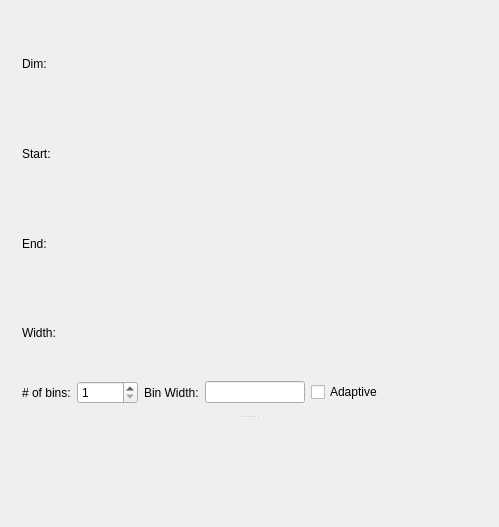
Old version of the form Code/Mantid/MantidQt/SliceViewer/inc/MantidQtSliceViewer/LineViewer.ui in the repository mantidproject/mantid.
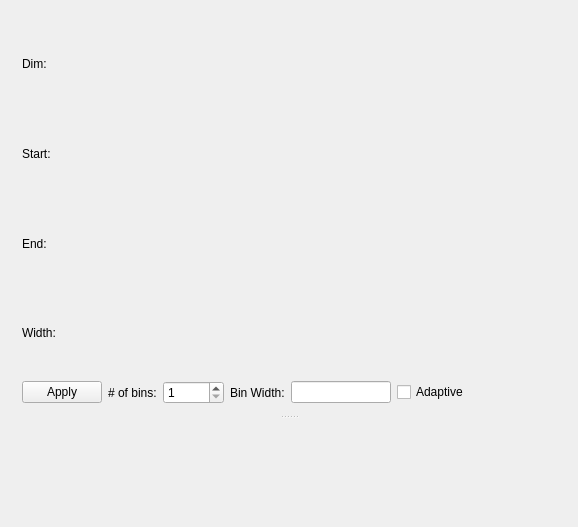
New version of the form.

Commit message:
Refs #4122: LineViewer GUI being filled out.
Calls the Binning algorithm, updates preview/full integration when you change values.

```diff
--- a/Code/Mantid/MantidQt/SliceViewer/inc/MantidQtSliceViewer/LineViewer.ui
+++ b/Code/Mantid/MantidQt/SliceViewer/inc/MantidQtSliceViewer/LineViewer.ui
@@ -6,7 +6,7 @@
    <rect>
     <x>0</x>
     <y>0</y>
-    <width>499</width>
+    <width>578</width>
     <height>527</height>
    </rect>
   </property>
@@ -88,6 +88,16 @@
        </item>
        <item>
         <layout class="QHBoxLayout" name="layoutNumBins">
+         <item>
+          <widget class="QPushButton" name="btnApply">
+           <property name="toolTip">
+            <string>Apply the 1D slice and calculate the full slice</string>
+           </property>
+           <property name="text">
+            <string>Apply</string>
+           </property>
+          </widget>
+         </item>
          <item>
           <widget class="QLabel" name="lblBins">
            <property name="text">
```
The commit also changes 3 other files.
